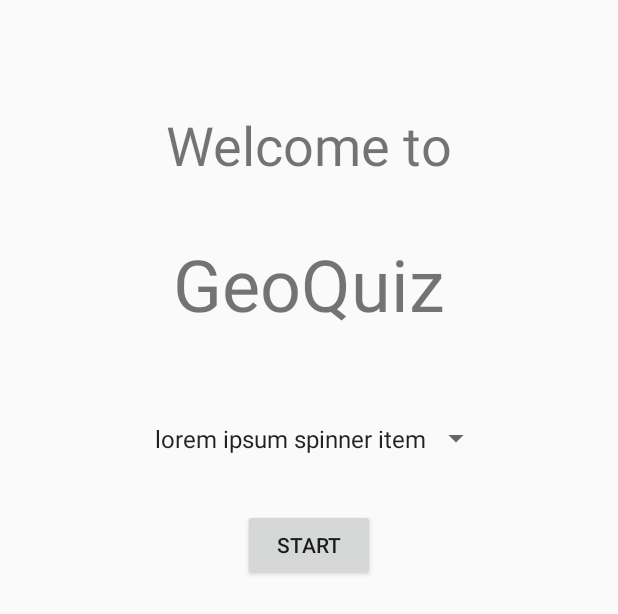
After one commit to imjiazhen/ECE_558_project2, an Android app: the layout activity_home.xml on its own in the app's theme, with its tools: preview values and no code run, on a phone screen of 412 x 824 dp. The commit adds this screen. Shown: the top 614 px of the screen. Run offline under Robolectric (Android 15) with nearby library versions, the phone set to English and light mode, and no system bars.

Commit message:
Created XML & strings for HomeActivity

```diff
--- a/app/src/main/java/com/bignerdranch/android/geoquiz/ResultsActivity.java
+++ b/app/src/main/java/com/bignerdranch/android/geoquiz/ResultsActivity.java
@@ -47,8 +47,7 @@ public class ResultsActivity extends Activity {
         // grab the TextView object for use by ActivityResults
         // then display score
         mTextViewScore = (TextView) findViewById(R.id.text_score);
-        String str = "" + mQuizScore + "%";
-        mTextViewScore.setText(str);
+        updateTextScore();
 
         // wire up the 'Home' button
         mButtonHome = (Button) findViewById(R.id.button_home);
@@ -61,4 +60,13 @@ public class ResultsActivity extends Activity {
 
     } // onCreate
 
+    /////////////////////
+    // updateTextScore //
+    /////////////////////
+
+    private void updateTextScore() {
+        String str = "" + mQuizScore + "%";
+        mTextViewScore.setText(str);
+    }
+
 } // ResultsActivity
--- /dev/null
+++ b/app/src/main/res/layout/activity_home.xml
@@ -0,0 +1,35 @@
+<?xml version="1.0" encoding="utf-8"?>
+<LinearLayout xmlns:android="http://schemas.android.com/apk/res/android"
+              android:gravity="center_horizontal"
+              android:orientation="vertical"
+              android:layout_width="match_parent"
+              android:layout_height="match_parent">
+
+    <TextView android:layout_width="wrap_content"
+              android:layout_height="wrap_content"
+              android:textSize="36dp"
+              android:padding="24dp"
+              android:layout_marginTop="48dp"
+              android:text="@string/text_welcome" />
+
+    <TextView android:layout_width="wrap_content"
+              android:layout_height="wrap_content"
+              android:textSize="48dp"
+              android:padding="12dp"
+              android:layout_marginBottom="36dp"
+              android:text="@string/app_name" />
+
+    <Spinner android:id="@+id/spinner_quizzes"
+             android:layout_width="wrap_content"
+             android:layout_height="wrap_content"
+             android:padding="12dp"
+             android:entries="@array/array_quizzes"
+             android:prompt="@string/text_select_quiz" />
+
+    <Button android:id="@+id/button_start"
+            android:layout_width="wrap_content"
+            android:layout_height="wrap_content"
+            android:layout_marginTop="24dp"
+            android:text="@string/button_start" />
+
+</LinearLayout>
--- a/app/src/main/res/values/strings.xml
+++ b/app/src/main/res/values/strings.xml
@@ -3,6 +3,19 @@
 <resources>
 
     <string name="app_name">GeoQuiz</string>
+
+    <!--                    -->
+    <!--HomeActivity strings-->
+    <!--                    -->
+
+    <string name="text_welcome">Welcome to</string>
+    <string name="text_select_quiz">Select Quiz:</string>
+
+    <string-array name="array_quizzes">
+        <item>lorem ipsum spinner item</item>
+    </string-array>
+
+    <string name="button_start">Start</string>
 
     <!--                    -->
     <!--QuizActivity strings-->
```
